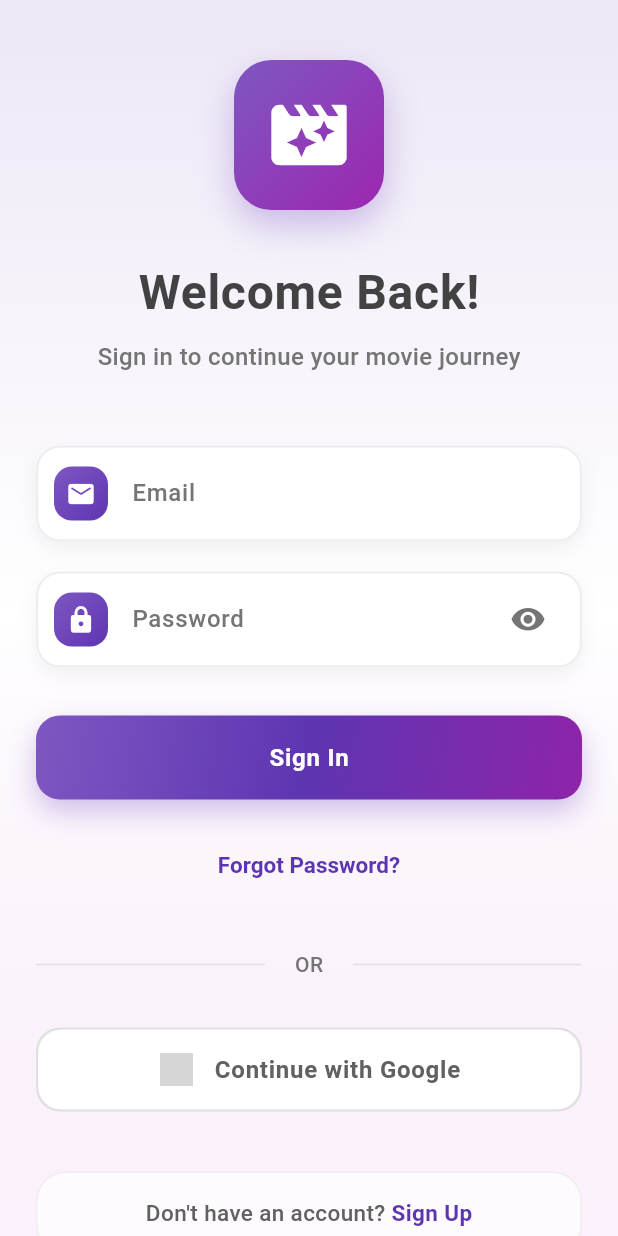
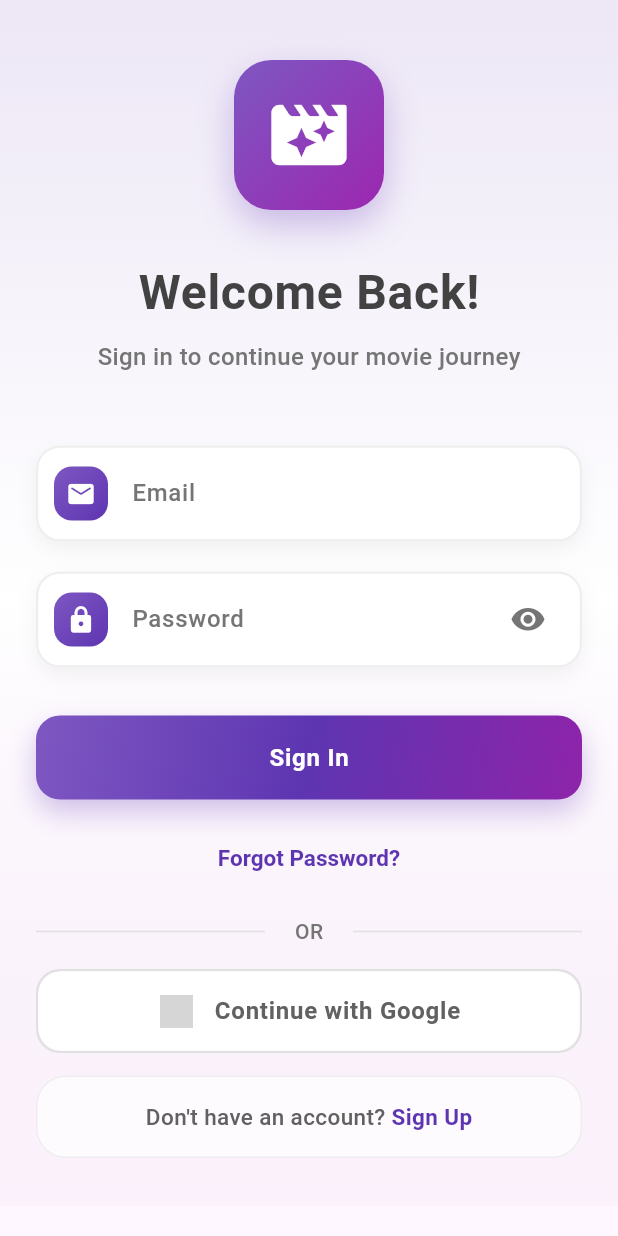
Before and after one commit to mohmmedYahya/Flutter-Project, a Flutter app: the screen it shows after launch, on a phone screen of 412 x 824 dp. Run offline on Flutter 3.47's test engine with Material 3 defaults, Android fonts, the phone set to English and light mode, and no system bars; our stand-ins replace firebase_auth, firebase_core, google_sign_in; accounts and stored records are empty; grey boxes are pictures that could not be loaded.

Commit message:
Update login_screen.dart

```diff
--- a/movies/lib/screens/login_screen.dart
+++ b/movies/lib/screens/login_screen.dart
@@ -509,7 +509,7 @@ class _LoginScreenState extends State<LoginScreen>
                         onPressed: _isLoading ? null : _signIn,
                         isLoading: _isLoading,
                       ),
-                      const SizedBox(height: 20),
+                      const SizedBox(height: 15),
 
                       // Forgot Password
                       TextButton(
@@ -523,7 +523,7 @@ class _LoginScreenState extends State<LoginScreen>
                         ),
                         child: const Text('Forgot Password?'),
                       ),
-                      const SizedBox(height: 32),
+                      const SizedBox(height: 15),
 
                       // Divider
                       Row(
@@ -555,7 +555,7 @@ class _LoginScreenState extends State<LoginScreen>
                           ),
                         ],
                       ),
-                      const SizedBox(height: 32),
+                      const SizedBox(height: 15),
 
                       // Google Sign In Button
                       _buildGradientButton(
@@ -579,7 +579,7 @@ class _LoginScreenState extends State<LoginScreen>
                           ),
                         ),
                       ),
-                      const SizedBox(height: 40),
+                      const SizedBox(height: 15),
 
                       // Sign Up Link
                       Container(
```
